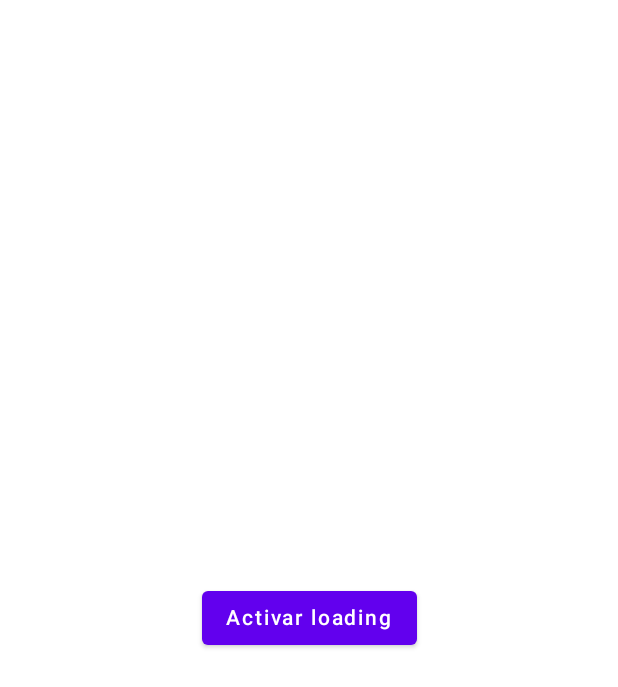
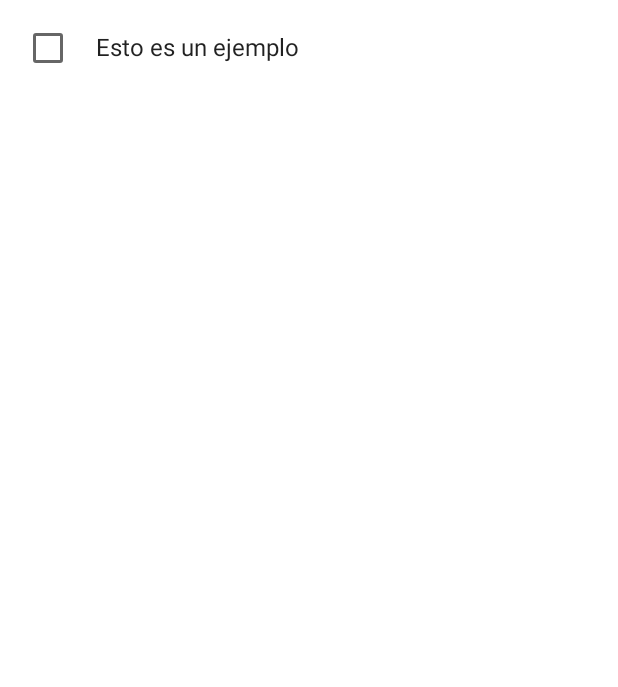
Before and after one commit to Luigi-Avila/JetpackComponents, an Android app built with Jetpack Compose: the screen it shows after launch (MainActivity), on a phone screen of 412 x 824 dp. Shown: the top 687 px of the screen. Run offline under Robolectric (Android 15) with nearby library versions, the phone set to English and light mode, and no system bars.

Commit message:
CheckBox with text component added

```diff
--- a/app/src/main/java/com/example/jetpackcomponents/MainActivity.kt
+++ b/app/src/main/java/com/example/jetpackcomponents/MainActivity.kt
@@ -56,7 +56,8 @@ class MainActivity : ComponentActivity() {
 
                     //MyButtonExample()
 
-                    MyProgress()
+                    //MyProgress()
+                    MyCheckBoxWithText()
                 }
             }
         }
@@ -77,10 +78,25 @@ fun DefaultPreview() {
         //MyProgress()
         //MyProgressAdvance()
         //MySwitch()
-        MyCheckBox()
+        //MyCheckBox()
+        MyCheckBoxWithText()
     }
 }
 /**/
+
+
+@Composable
+fun MyCheckBoxWithText(){
+    var state by rememberSaveable { mutableStateOf(false) }
+    Column() {
+        Row(Modifier.padding(8.dp), verticalAlignment = Alignment.CenterVertically) {
+            Checkbox(checked = state, onCheckedChange = { state = !state})
+            Spacer(modifier = Modifier.width(8.dp))
+            Text(text = "Esto es un ejemplo")
+        }
+    }
+
+}
 
 @Composable
 fun MyCheckBox(){
```
